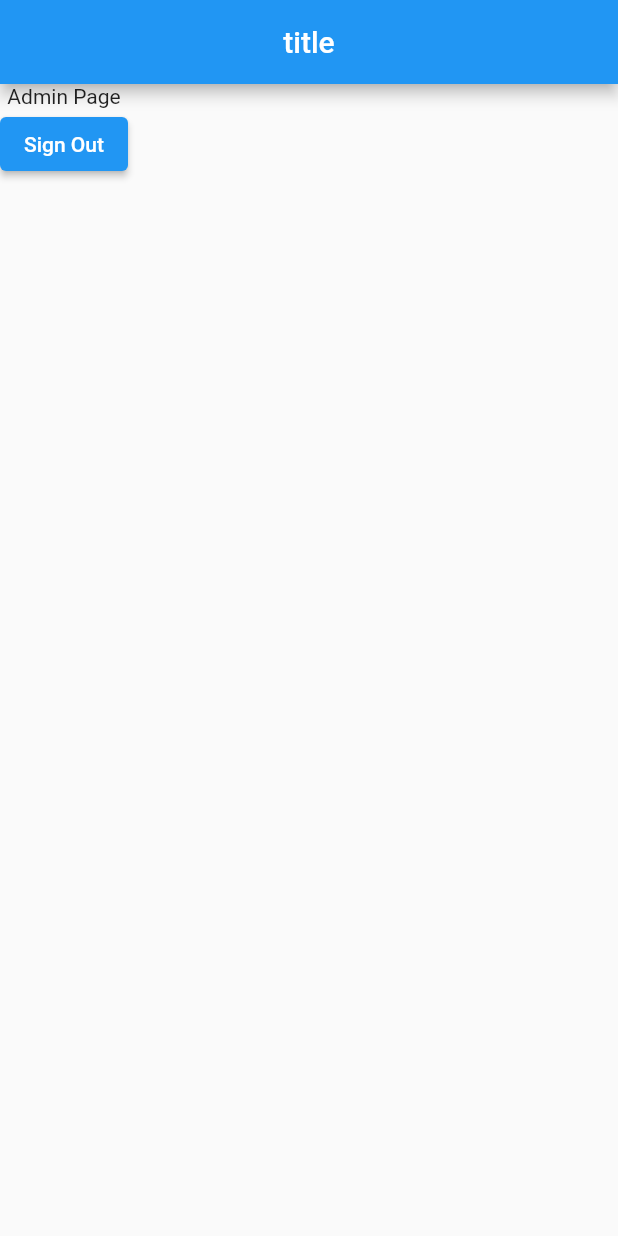
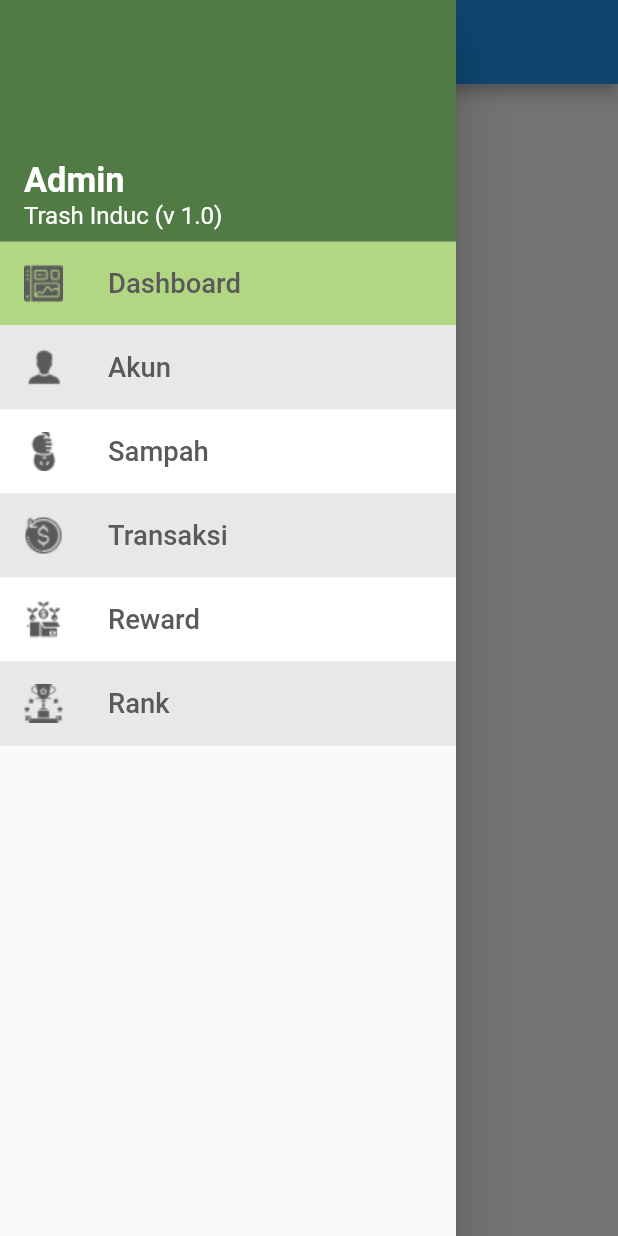
Before and after one commit to mfathonyramdhan/trash-induc, a Flutter app: the AdminMainScreen screen opened directly, with the side drawer open (before the commit the screen has no drawer), on a phone screen of 412 x 824 dp. Run offline on Flutter 3.47's test engine with Material 2 defaults, Android fonts, the phone set to English and light mode, and no system bars; our stand-ins replace another_flushbar, cloud_firestore, email_validator, file_picker, firebase_auth, firebase_core and 6 more; missing offline and left inert: cool_stepper; accounts and stored records are empty; Roboto replaces fonts that are missing (OpenSans); project files that could hold a hidden picture were left out.

Commit message:
update push

```diff
--- a/lib/shared/color.dart
+++ b/lib/shared/color.dart
@@ -10,3 +10,6 @@ const Color yellowPure = Color(0xFFDCC600);
 const Color blueSky = Color(0xFF00A3FF);
 const Color blackPure = Color(0xFF000000);
 const Color redDanger = Color(0xFFBD2924);
+const Color darkGray = Color(0xFF5A5A5A);
+const Color veryLightGreen = Color(0xFFB2D783);
+const Color veryLightGray = Color(0xFFE8E8E8);
--- a/lib/ui/screens/admin/admin_main_screen.dart
+++ b/lib/ui/screens/admin/admin_main_screen.dart
@@ -1,4 +1,6 @@
 import 'package:flutter/material.dart';
+
+import 'package:kiloin/ui/widgets/admin_drawer.dart';
 import 'package:kiloin/utils/firebase_utils.dart';
 import 'package:kiloin/ui/screens/auth/login_screen.dart';
 
@@ -13,12 +15,26 @@ class _AdminMainScreenState extends State<AdminMainScreen> {
   @override
   Widget build(BuildContext context) {
     return Scaffold(
+      drawer: AdminDrawer(),
       appBar: AppBar(
+        leading: Builder(
+          builder: (context) {
+            return IconButton(
+              tooltip: MaterialLocalizations.of(context).openAppDrawerTooltip,
+              icon: Image.asset(
+                "assets/image/buttonSidebar.png",
+              ),
+              onPressed: () => Scaffold.of(context).openDrawer(),
+            );
+          },
+        ),
         title: Text("title"),
         titleSpacing: 0,
         centerTitle: true,
       ),
-      body: Column(
+      body: Center(
+        child: Column(
+          mainAxisAlignment: MainAxisAlignment.center,
           children: [
             Text(
               "Admin Page",
@@ -34,6 +50,7 @@ class _AdminMainScreenState extends State<AdminMainScreen> {
                 ))
           ],
         ),
+      ),
     );
   }
 }
--- a/lib/ui/screens/petugas/input_transaksi.dart
+++ b/lib/ui/screens/petugas/input_transaksi.dart
@@ -106,16 +106,16 @@ class _InputTransactionScreenState extends State<InputTransactionScreen> {
             key: key,
             child: Column(
               children: [
-                FutureBuilder(
-                    // future: _futureAllUsers,
-                    builder: (context, snapshot) {
-                  if (snapshot.hasData) {
-                    // var listUsers =
-                    //     snapshot.data!.data() as Map<String, dynamic>;
-                  }
+                // FutureBuilder(
+                //     future: _futureAllUsers,
+                //     builder: (context, snapshot) {
+                //   if (snapshot.hasData) {
+                //     var listUsers =
+                //         snapshot.data!.data() as Map<String, dynamic>;
+                //   }
 
-                  return Center(child: CircularProgressIndicator());
-                }),
+                //   return Center(child: CircularProgressIndicator());
+                // }),
                 DropdownButtonFormField(
                   onChanged: (String? newValue) {
                     setState(() {
--- a/lib/ui/screens/user/home/main_screen.dart
+++ b/lib/ui/screens/user/home/main_screen.dart
@@ -17,17 +17,6 @@ class MainScreen extends StatefulWidget {
 }
 
 class _MainScreenState extends State<MainScreen> {
-  int? bottomNavBarIndex;
-  PageController? pageController;
-
-  @override
-  void initState() {
-    super.initState();
-
-    bottomNavBarIndex = 0;
-    pageController = PageController(initialPage: bottomNavBarIndex ?? 0);
-  }
-
   List<Widget> pages = [
     ProfileScreen(),
     TransactionScreen(),
--- /dev/null
+++ b/lib/ui/widgets/admin_drawer.dart
@@ -0,0 +1,131 @@
+import 'package:flutter/material.dart';
+import 'package:flutter_screenutil/flutter_screenutil.dart';
+import 'package:kiloin/shared/color.dart';
+import 'package:kiloin/shared/font.dart';
+
+class AdminDrawer extends StatefulWidget {
+  const AdminDrawer({Key? key}) : super(key: key);
+
+  @override
+  _AdminDrawerState createState() => _AdminDrawerState();
+}
+
+class _AdminDrawerState extends State<AdminDrawer> {
+  @override
+  Widget build(BuildContext context) {
+    return Drawer(
+      child: ListView(
+        children: [
+          DrawerHeader(
+            margin: EdgeInsets.zero,
+            child: Column(
+              mainAxisAlignment: MainAxisAlignment.end,
+              crossAxisAlignment: CrossAxisAlignment.start,
+              children: [
+                Text(
+                  "Admin",
+                  style: boldRobotoFont.copyWith(
+                    fontSize: 20.sp,
+                  ),
+                ),
+                Text(
+                  "Trash Induc (v 1.0)",
+                  style: regularRobotoFont.copyWith(
+                    fontSize: 14.sp,
+                  ),
+                ),
+              ],
+            ),
+            decoration: BoxDecoration(
+              color: darkGreen,
+            ),
+          ),
+          Ink(
+            color: veryLightGreen,
+            child: ListTile(
+              onTap: () {},
+              leading: Image.asset("assets/image/dashboardIcon.png"),
+              title: Text(
+                "Dashboard",
+                style: mediumRobotoFont.copyWith(
+                  fontSize: 16.sp,
+                  color: darkGray,
+                ),
+              ),
+            ),
+          ),
+          Ink(
+            color: veryLightGray,
+            child: ListTile(
+              onTap: () {},
+              leading: Image.asset("assets/image/akunIcon.png"),
+              title: Text(
+                "Akun",
+                style: mediumRobotoFont.copyWith(
+                  fontSize: 16.sp,
+                  color: darkGray,
+                ),
+              ),
+            ),
+          ),
+          Ink(
+            color: whitePure,
+            child: ListTile(
+              onTap: () {},
+              leading: Image.asset("assets/image/sampahIcon.png"),
+              title: Text(
+                "Sampah",
+                style: mediumRobotoFont.copyWith(
+                  fontSize: 16.sp,
+                  color: darkGray,
+                ),
+              ),
+            ),
+          ),
+          Ink(
+            color: veryLightGray,
+            child: ListTile(
+              onTap: () {},
+              leading: Image.asset("assets/image/transaksiIcon.png"),
+              title: Text(
+                "Transaksi",
+                style: mediumRobotoFont.copyWith(
+                  fontSize: 16.sp,
+                  color: darkGray,
+                ),
+              ),
+            ),
+          ),
+          Ink(
+            color: whitePure,
+            child: ListTile(
+              onTap: () {},
+              leading: Image.asset("assets/image/rewardIcon.png"),
+              title: Text(
+                "Reward",
+                style: mediumRobotoFont.copyWith(
+                  fontSize: 16.sp,
+                  color: darkGray,
+                ),
+              ),
+            ),
+          ),
+          Ink(
+            color: veryLightGray,
+            child: ListTile(
+              onTap: () {},
+              leading: Image.asset("assets/image/rankIcon.png"),
+              title: Text(
+                "Rank",
+                style: mediumRobotoFont.copyWith(
+                  fontSize: 16.sp,
+                  color: darkGray,
+                ),
+              ),
+            ),
+          ),
+        ],
+      ),
+    );
+  }
+}
--- a/pubspec.yaml
+++ b/pubspec.yaml
@@ -44,6 +44,7 @@ dependencies:
   path: ^1.8.0
   multi_select_flutter: ^4.0.0
   dropdown_search: ^2.0.1
+  flutter_svg: ^1.0.0
 
 dev_dependencies:
   flutter_test:
```
Also changed, not shown: assets/image/akunIcon.png (added), assets/image/buttonCreate.png (added), assets/image/buttonSidebar.png (added), assets/image/dashboardIcon.png (added), assets/image/rankIcon.png (added), assets/image/rewardIcon.png (added), assets/image/sampahIcon.png (added), assets/image/transaksiIcon.png (added), pubspec.lock. Lines whose indentation alone changed are shown as unchanged.
